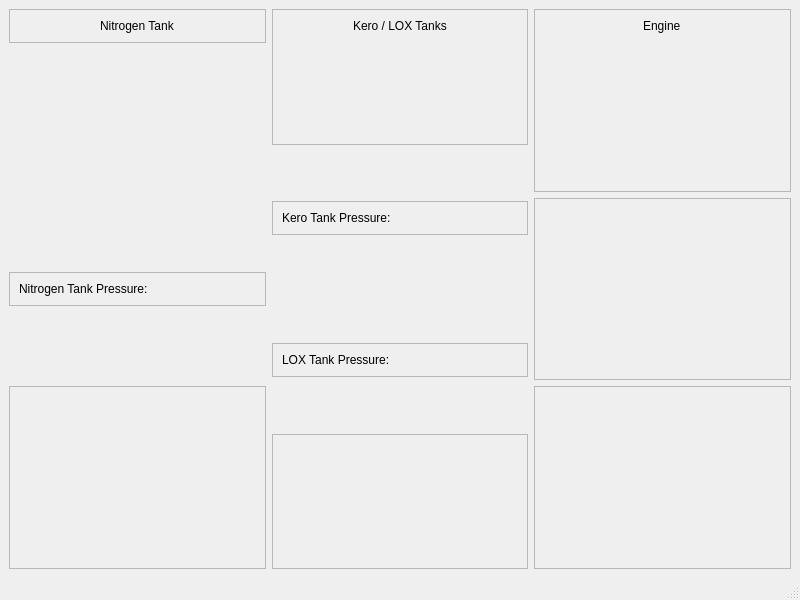
This is src/TelemetryScreen.ui in UC-Davis-APRL/APRL_GUI as Qt 5 draws it before an edit. The edited form follows.
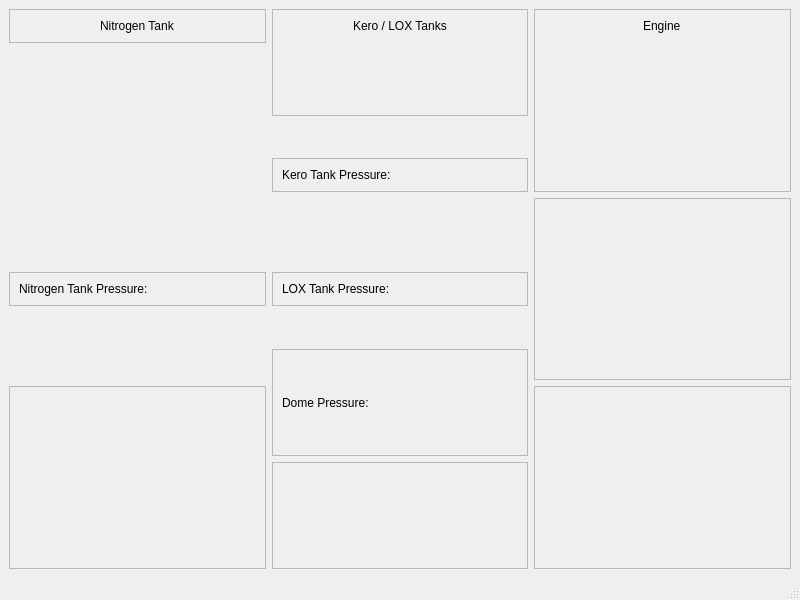
This is the edited form. Custom widgets are drawn as their Qt base class.

Commit message: Added Dome pressure display, it takes over the PT for engine pressure for now

```diff
--- a/src/TelemetryScreen.ui
+++ b/src/TelemetryScreen.ui
@@ -131,6 +131,25 @@
         </layout>
        </widget>
       </item>
+      <item>
+       <widget class="QFrame" name="frame_3">
+        <property name="frameShape">
+         <enum>QFrame::StyledPanel</enum>
+        </property>
+        <property name="frameShadow">
+         <enum>QFrame::Raised</enum>
+        </property>
+        <layout class="QHBoxLayout" name="horizontalLayout_7">
+         <item>
+          <widget class="QLabel" name="DomePressure">
+           <property name="text">
+            <string>Dome Pressure:</string>
+           </property>
+          </widget>
+         </item>
+        </layout>
+       </widget>
+      </item>
       <item>
        <widget class="QFrame" name="frame_11">
         <property name="frameShape">
```
The commit also changes 2 other files.
